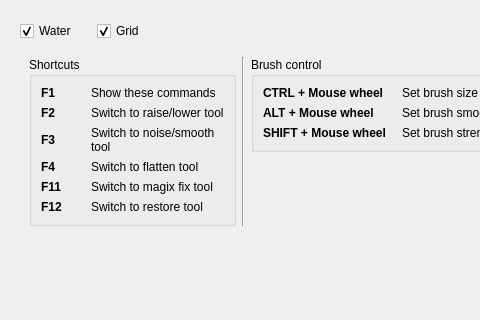
thunderk/paysages3d, file src/editing/terrain/dialogterrainpainting.ui: the form before one commit; both pictures show x 0 to 480 and y 0 to 320 of the 1145 by 777 pixel window.
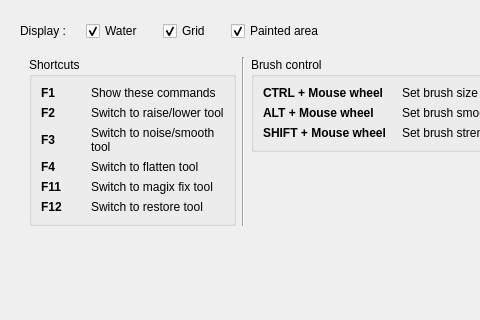
The form after the commit. Icons and pictures are not drawn. Custom widgets are drawn as their Qt base class.

Commit message: Added toggle for painted area display in terrain painting dialog

Patch:
```diff
--- a/src/editing/terrain/dialogterrainpainting.ui
+++ b/src/editing/terrain/dialogterrainpainting.ui
@@ -45,6 +45,13 @@
           <property name="spacing">
            <number>20</number>
           </property>
+          <item>
+           <widget class="QLabel" name="label_21">
+            <property name="text">
+             <string>Display :</string>
+            </property>
+           </widget>
+          </item>
           <item>
            <widget class="QCheckBox" name="checkBox">
             <property name="text">
@@ -65,6 +72,16 @@
             </property>
            </widget>
           </item>
+          <item>
+           <widget class="QCheckBox" name="checkBox_3">
+            <property name="text">
+             <string>Painted area</string>
+            </property>
+            <property name="checked">
+             <bool>true</bool>
+            </property>
+           </widget>
+          </item>
           <item>
            <spacer name="horizontalSpacer_3">
             <property name="orientation">
```
Left out of the diff: 23 changed lines with no effect on the pictures. The commit also changes 2 other files.
